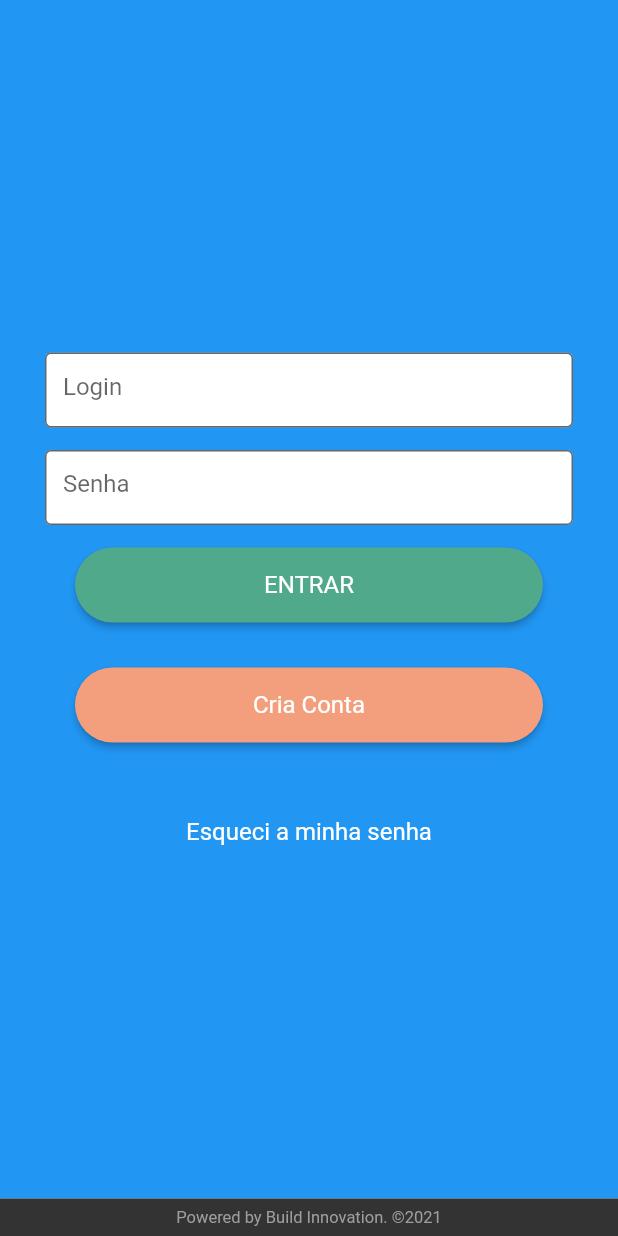
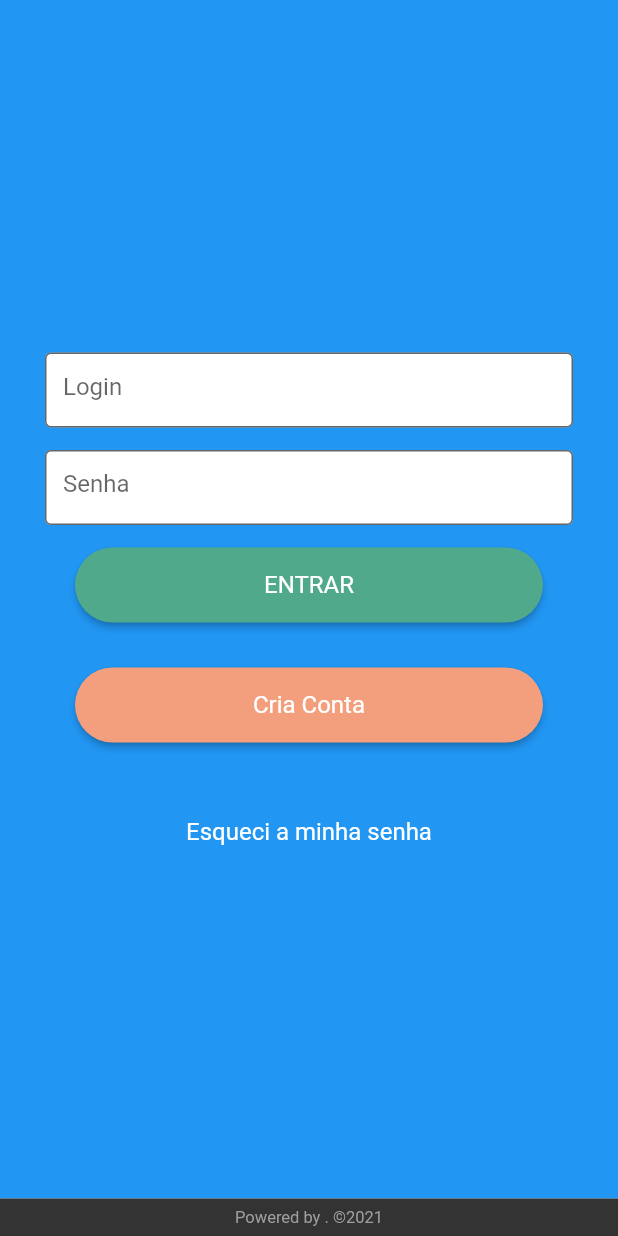
Before and after one commit to WStorm-Consultoria/motorwagen, a Flutter app: the screen it shows after launch, on a phone screen of 412 x 824 dp. Run offline on Flutter 3.47's test engine with Material 2 defaults, Android fonts, the phone set to English and light mode, and no system bars; our stand-ins replace firebase_core, flutter_hooks; missing offline and left inert: GoldenGate; accounts and stored records are empty.

Commit message:
Adicionando arquivos

```diff
--- a/lib/widgets/copyright-bar.dart
+++ b/lib/widgets/copyright-bar.dart
@@ -10,7 +10,7 @@ class CopyrightBar extends StatelessWidget {
       width: MediaQuery.of(context).size.width,
       height: 25.0,
       child: Text(
-        'Powered by Build Innovation. \u00a9${getYear()}',
+        'Powered by . \u00a9${getYear()}',
         textAlign: TextAlign.center,
         style: TextStyle(
           color: Colors.grey,
```
Also changed, not shown: 1 other file.
